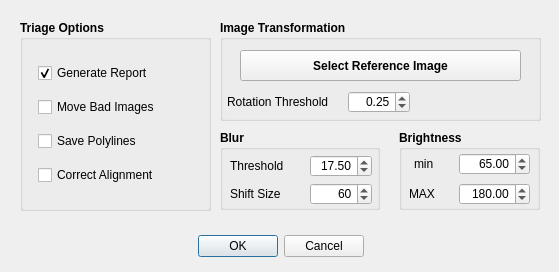
JohnStranzl/GRIME-AI, file src/GRIME_AI/dialogs/triage/QDialog_TriageOptions.ui: the form before one commit.
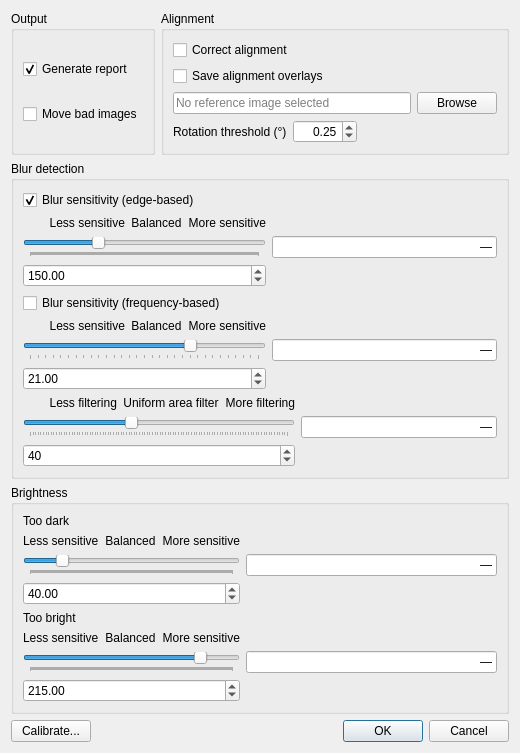
The form after the commit.

Commit message: Faster Startup, Triage Refactor, & Splash Screen Overhaul

Diff of the .ui file:
```diff
--- a/src/GRIME_AI/dialogs/triage/QDialog_TriageOptions.ui
+++ b/src/GRIME_AI/dialogs/triage/QDialog_TriageOptions.ui
@@ -3,435 +3,438 @@
  <class>TriageOptionsDlg</class>
  <widget class="QDialog" name="TriageOptionsDlg">
   <property name="geometry">
-   <rect>
-    <x>0</x>
-    <y>0</y>
-    <width>559</width>
-    <height>272</height>
-   </rect>
+   <rect><x>0</x><y>0</y><width>520</width><height>520</height></rect>
   </property>
-  <property name="windowTitle">
-   <string>Dialog</string>
-  </property>
-  <widget class="QDialogButtonBox" name="dialogButtonBox_ApplyCancel">
-   <property name="geometry">
-    <rect>
-     <x>120</x>
-     <y>230</y>
-     <width>321</width>
-     <height>32</height>
-    </rect>
-   </property>
-   <property name="layoutDirection">
-    <enum>Qt::LeftToRight</enum>
-   </property>
-   <property name="autoFillBackground">
-    <bool>false</bool>
-   </property>
-   <property name="orientation">
-    <enum>Qt::Horizontal</enum>
-   </property>
-   <property name="standardButtons">
-    <set>QDialogButtonBox::Cancel|QDialogButtonBox::Ok</set>
-   </property>
-   <property name="centerButtons">
-    <bool>true</bool>
-   </property>
-  </widget>
-  <widget class="QGroupBox" name="groupBox_12">
-   <property name="geometry">
-    <rect>
-     <x>220</x>
-     <y>130</y>
-     <width>160</width>
-     <height>80</height>
-    </rect>
-   </property>
-   <property name="font">
-    <font>
-     <weight>75</weight>
-     <bold>true</bold>
-    </font>
-   </property>
-   <property name="title">
-    <string>Blur</string>
-   </property>
-   <widget class="QDoubleSpinBox" name="doubleSpinBoxBlurThreshhold">
-    <property name="geometry">
-     <rect>
-      <x>90</x>
-      <y>25</y>
-      <width>62</width>
-      <height>22</height>
-     </rect>
-    </property>
-    <property name="font">
-     <font>
-      <weight>50</weight>
-      <bold>false</bold>
-     </font>
-    </property>
-    <property name="alignment">
-     <set>Qt::AlignRight|Qt::AlignTrailing|Qt::AlignVCenter</set>
-    </property>
-    <property name="minimum">
-     <double>-100.000000000000000</double>
-    </property>
-    <property name="maximum">
-     <double>100.000000000000000</double>
-    </property>
-    <property name="value">
-     <double>17.500000000000000</double>
-    </property>
-   </widget>
-   <widget class="QLabel" name="labelBlurThreshhold_2">
-    <property name="geometry">
-     <rect>
-      <x>10</x>
-      <y>28</y>
-      <width>61</width>
-      <height>16</height>
-     </rect>
-    </property>
-    <property name="font">
-     <font>
-      <weight>50</weight>
-      <bold>false</bold>
-     </font>
-    </property>
-    <property name="text">
-     <string>Threshold</string>
-    </property>
-   </widget>
-   <widget class="QLabel" name="labelShiftSize_2">
-    <property name="geometry">
-     <rect>
-      <x>10</x>
-      <y>56</y>
-      <width>61</width>
-      <height>16</height>
-     </rect>
-    </property>
-    <property name="font">
-     <font>
-      <weight>50</weight>
-      <bold>false</bold>
-     </font>
-    </property>
-    <property name="text">
-     <string>Shift Size</string>
-    </property>
-   </widget>
-   <widget class="QSpinBox" name="spinBoxShiftSize">
-    <property name="geometry">
-     <rect>
-      <x>90</x>
-      <y>53</y>
-      <width>62</width>
-      <height>22</height>
-     </rect>
-    </property>
-    <property name="font">
-     <font>
-      <weight>50</weight>
-      <bold>false</bold>
-     </font>
-    </property>
-    <property name="alignment">
-     <set>Qt::AlignRight|Qt::AlignTrailing|Qt::AlignVCenter</set>
-    </property>
-    <property name="maximum">
-     <number>1000</number>
-    </property>
-    <property name="value">
-     <number>60</number>
-    </property>
-   </widget>
-  </widget>
-  <widget class="QGroupBox" name="groupBox_11">
-   <property name="geometry">
-    <rect>
-     <x>399</x>
-     <y>130</y>
-     <width>141</width>
-     <height>80</height>
-    </rect>
-   </property>
-   <property name="font">
-    <font>
-     <weight>75</weight>
-     <bold>true</bold>
-    </font>
-   </property>
-   <property name="title">
-    <string>Brightness</string>
-   </property>
-   <widget class="QLabel" name="labelBrightnessMin_3">
-    <property name="geometry">
-     <rect>
-      <x>15</x>
-      <y>26</y>
-      <width>31</width>
-      <height>16</height>
-     </rect>
-    </property>
-    <property name="font">
-     <font>
-      <weight>50</weight>
-      <bold>false</bold>
-     </font>
-    </property>
-    <property name="text">
-     <string>min</string>
-    </property>
-   </widget>
-   <widget class="QLabel" name="labelBrightnessMin_4">
-    <property name="geometry">
-     <rect>
-      <x>10</x>
-      <y>56</y>
-      <width>31</width>
-      <height>16</height>
-     </rect>
-    </property>
-    <property name="font">
-     <font>
-      <weight>50</weight>
-      <bold>false</bold>
-     </font>
-    </property>
-    <property name="text">
-     <string>MAX</string>
-    </property>
-   </widget>
-   <widget class="QDoubleSpinBox" name="doubleSpinBoxBrightnessMin">
-    <property name="geometry">
-     <rect>
-      <x>60</x>
-      <y>23</y>
-      <width>71</width>
-      <height>22</height>
-     </rect>
-    </property>
-    <property name="font">
-     <font>
-      <weight>50</weight>
-      <bold>false</bold>
-     </font>
-    </property>
-    <property name="alignment">
-     <set>Qt::AlignRight|Qt::AlignTrailing|Qt::AlignVCenter</set>
-    </property>
-    <property name="maximum">
-     <double>255.000000000000000</double>
-    </property>
-    <property name="value">
-     <double>65.000000000000000</double>
-    </property>
-   </widget>
-   <widget class="QDoubleSpinBox" name="doubleSpinBoxBrightnessMax">
-    <property name="geometry">
-     <rect>
-      <x>60</x>
-      <y>53</y>
-      <width>71</width>
-      <height>22</height>
-     </rect>
-    </property>
-    <property name="font">
-     <font>
-      <weight>50</weight>
-      <bold>false</bold>
-     </font>
-    </property>
-    <property name="alignment">
-     <set>Qt::AlignRight|Qt::AlignTrailing|Qt::AlignVCenter</set>
-    </property>
-    <property name="maximum">
-     <double>255.000000000000000</double>
-    </property>
-    <property name="value">
-     <double>180.000000000000000</double>
-    </property>
-   </widget>
-  </widget>
-  <widget class="QGroupBox" name="groupBox">
-   <property name="geometry">
-    <rect>
-     <x>20</x>
-     <y>20</y>
-     <width>191</width>
-     <height>191</height>
-    </rect>
-   </property>
-   <property name="font">
-    <font>
-     <weight>75</weight>
-     <bold>true</bold>
-    </font>
-   </property>
-   <property name="title">
-    <string>Triage Options</string>
-   </property>
-   <widget class="QWidget" name="layoutWidget">
-    <property name="geometry">
-     <rect>
-      <x>18</x>
-      <y>35</y>
-      <width>151</width>
-      <height>141</height>
-     </rect>
-    </property>
-    <layout class="QVBoxLayout" name="verticalLayout">
+  <property name="windowTitle"><string>Image Triage Options</string></property>
+  <layout class="QVBoxLayout" name="verticalLayoutMain">
+
+   <!-- Row 1: Output + Alignment side by side -->
+   <item>
+    <layout class="QHBoxLayout" name="hLayoutTopRow">
+
      <item>
-      <widget class="QCheckBox" name="checkBoxTriageImagesReport">
-       <property name="font">
-        <font>
-         <weight>50</weight>
-         <bold>false</bold>
-        </font>
-       </property>
-       <property name="text">
-        <string>Generate Report</string>
-       </property>
-       <property name="checked">
-        <bool>true</bool>
-       </property>
+      <widget class="QGroupBox" name="groupBox_Output">
+       <property name="title"><string>Output</string></property>
+       <layout class="QVBoxLayout" name="vLayoutOutput">
+        <item>
+         <widget class="QCheckBox" name="checkBoxTriageImagesReport">
+          <property name="text"><string>Generate report</string></property>
+          <property name="checked"><bool>true</bool></property>
+          <property name="toolTip"><string>Saves a CSV file in the image folder with focus, brightness, and quality scores for every image processed.</string></property>
+         </widget>
+        </item>
+        <item>
+         <widget class="QCheckBox" name="checkBoxTriageImagesMove">
+          <property name="text"><string>Move bad images</string></property>
+          <property name="toolTip"><string>Moves images that fail quality checks into a MovedImages subfolder so they are excluded from downstream processing.</string></property>
+         </widget>
+        </item>
+       </layout>
       </widget>
      </item>
+
      <item>
-      <widget class="QCheckBox" name="checkBoxTriageImagesMove">
-       <property name="font">
-        <font>
-         <weight>50</weight>
-         <bold>false</bold>
-        </font>
-       </property>
-       <property name="toolTip">
-        <string>Check this box to move bad images into the subfolder &quot;MovedImages&quot; which is automatically created beneath the image folder.</string>
-       </property>
-       <property name="text">
-        <string>Move Bad Images</string>
-       </property>
+      <widget class="QGroupBox" name="groupBox_Alignment">
+       <property name="title"><string>Alignment</string></property>
+       <layout class="QVBoxLayout" name="vLayoutAlignment">
+        <item>
+         <widget class="QCheckBox" name="checkBox_TriageImages_CorrectAlignment">
+          <property name="text"><string>Correct alignment</string></property>
+          <property name="checked"><bool>false</bool></property>
+          <property name="toolTip"><string>Detects and corrects camera rotation and shift between images and a reference image. Requires a reference image to be selected below.</string></property>
+         </widget>
+        </item>
+        <item>
+         <widget class="QCheckBox" name="checkBox_TriageImages_SavePolylines">
+          <property name="text"><string>Save alignment overlays</string></property>
+          <property name="toolTip"><string>Saves diagnostic overlay images showing how each image was matched to the reference. Useful for verifying alignment quality.</string></property>
+         </widget>
+        </item>
+        <item>
+         <layout class="QHBoxLayout" name="hLayoutRefImage">
+          <item>
+           <widget class="QLineEdit" name="lineEdit_ReferenceImagePath">
+            <property name="placeholderText"><string>No reference image selected</string></property>
+            <property name="readOnly"><bool>true</bool></property>
+            <property name="toolTip"><string>Select a known-good reference image from the same camera. Used for alignment correction.</string></property>
+           </widget>
+          </item>
+          <item>
+           <widget class="QPushButton" name="pushButton_SelectReferenceImage">
+            <property name="text"><string>Browse</string></property>
+            <property name="toolTip"><string>Select a known-good reference image from the same camera.</string></property>
+           </widget>
+          </item>
+         </layout>
+        </item>
+        <item>
+         <layout class="QHBoxLayout" name="hLayoutRotation">
+          <item>
+           <widget class="QLabel" name="labelRotationThreshold">
+            <property name="text"><string>Rotation threshold (°)</string></property>
+            <property name="toolTip"><string>Images rotated more than this many degrees from the reference are flagged for realignment.</string></property>
+           </widget>
+          </item>
+          <item>
+           <widget class="QDoubleSpinBox" name="doubleSpinBox_TriageOptions_RotationThreshold">
+            <property name="toolTip"><string>Images rotated more than this many degrees from the reference are flagged for realignment.</string></property>
+            <property name="maximum"><double>180.000000000000000</double></property>
+            <property name="singleStep"><double>0.010000000000000</double></property>
+            <property name="value"><double>0.250000000000000</double></property>
+            <property name="alignment"><set>Qt::AlignRight|Qt::AlignVCenter</set></property>
+           </widget>
+          </item>
+          <item>
+           <spacer name="spacerRotation">
+            <property name="orientation"><enum>Qt::Horizontal</enum></property>
+            <property name="sizeHint" stdset="0"><size><width>20</width><height>20</height></size></property>
+           </spacer>
+          </item>
+         </layout>
+        </item>
+       </layout>
       </widget>
      </item>
+
+    </layout>
+   </item>
+
+   <!-- Blur detection -->
+   <item>
+    <widget class="QGroupBox" name="groupBox_Blur">
+     <property name="title"><string>Blur detection</string></property>
+     <layout class="QVBoxLayout" name="vLayoutBlur">
+
+      <!-- Edge-based -->
+      <item>
+       <widget class="QCheckBox" name="checkBox_UseLaplacian">
+        <property name="text"><string>Blur sensitivity (edge-based)</string></property>
+        <property name="checked"><bool>true</bool></property>
+        <property name="toolTip"><string>Enable the edge-sharpness blur detector. Detects focus blur and camera vibration blur. Recommended for fixed-mounted cameras.</string></property>
+       </widget>
+      </item>
+      <item>
+       <layout class="QGridLayout" name="gridLapSlider">
+        <item row="0" column="0">
+         <widget class="QLabel" name="labelLapLeft">
+          <property name="text"><string>        Less sensitive</string></property>
+         </widget>
+        </item>
+        <item row="0" column="1">
+         <widget class="QLabel" name="labelLapMiddle">
+          <property name="text"><string>Balanced</string></property>
+          <property name="alignment"><set>Qt::AlignHCenter|Qt::AlignVCenter</set></property>
+         </widget>
+        </item>
+        <item row="0" column="2">
+         <widget class="QLabel" name="labelLapRight">
+          <property name="text"><string>More sensitive</string></property>
+          <property name="alignment"><set>Qt::AlignRight|Qt::AlignVCenter</set></property>
+         </widget>
+        </item>
+        <item row="1" column="3">
+         <widget class="QLineEdit" name="lineEdit_lap_value">
+          <property name="text"><string>—</string></property>
+          <property name="alignment"><set>Qt::AlignRight|Qt::AlignVCenter</set></property>
+          <property name="maximumWidth"><number>55</number></property>
+         </widget>
+        </item>
+        <item row="1" column="0" colspan="3">
+         <widget class="QSlider" name="sliderLaplacian">
+          <property name="singleStep"><number>1</number></property>
+          <property name="pageStep"><number>1</number></property>
+          <property name="minimum"><number>0</number></property>
+          <property name="maximum"><number>500</number></property>
+          <property name="value"><number>150</number></property>
+          <property name="orientation"><enum>Qt::Horizontal</enum></property>
+          <property name="tickPosition"><enum>QSlider::TicksBelow</enum></property>
+          <property name="tickInterval"><number>1</number></property>
+          <property name="toolTip"><string>Adjusts how aggressively the edge-based detector flags blurry images. Use Calibrate to find the best setting for your camera.</string></property>
+         </widget>
+        </item>
+        <item row="2" column="0" colspan="3">
+         <widget class="QDoubleSpinBox" name="doubleSpinBoxLaplacianThreshold">
+          <property name="visible"><bool>false</bool></property>
+          <property name="minimum"><double>0.000000000000000</double></property>
+          <property name="maximum"><double>1000.000000000000000</double></property>
+          <property name="value"><double>150.000000000000000</double></property>
+         </widget>
+        </item>
+       </layout>
+      </item>
+
+      <!-- Frequency-based -->
+      <item>
+       <widget class="QCheckBox" name="checkBox_UseFftBlur">
+        <property name="text"><string>Blur sensitivity (frequency-based)</string></property>
+        <property name="checked"><bool>false</bool></property>
+        <property name="toolTip"><string>Enable the frequency-based blur detector. Useful for detecting large-scale blur patterns. Disabled by default — edge-based detection alone is sufficient for fixed-camera blur.</string></property>
+       </widget>
+      </item>
+      <item>
+       <layout class="QGridLayout" name="gridFftSlider">
+        <item row="0" column="0">
+         <widget class="QLabel" name="labelFftLeft">
+          <property name="text"><string>        Less sensitive</string></property>
+          <property name="enabled"><bool>true</bool></property>
+         </widget>
+        </item>
+        <item row="0" column="1">
+         <widget class="QLabel" name="labelFftMiddle">
+          <property name="text"><string>Balanced</string></property>
+          <property name="enabled"><bool>true</bool></property>
+          <property name="alignment"><set>Qt::AlignHCenter|Qt::AlignVCenter</set></property>
+         </widget>
+        </item>
+        <item row="0" column="2">
+         <widget class="QLabel" name="labelFftRight">
+          <property name="text"><string>More sensitive</string></property>
+          <property name="enabled"><bool>true</bool></property>
+          <property name="alignment"><set>Qt::AlignRight|Qt::AlignVCenter</set></property>
+         </widget>
+        </item>
+        <item row="1" column="3">
+         <widget class="QLineEdit" name="lineEdit_fft_value">
+          <property name="text"><string>—</string></property>
+          <property name="alignment"><set>Qt::AlignRight|Qt::AlignVCenter</set></property>
+          <property name="maximumWidth"><number>55</number></property>
+         </widget>
+        </item>
+        <item row="1" column="0" colspan="3">
+         <widget class="QSlider" name="sliderFftBlur">
+          <property name="enabled"><bool>true</bool></property>
+          <property name="singleStep"><number>1</number></property>
+          <property name="pageStep"><number>1</number></property>
+          <property name="minimum"><number>0</number></property>
+          <property name="maximum"><number>30</number></property>
+          <property name="value"><number>21</number></property>
+          <property name="orientation"><enum>Qt::Horizontal</enum></property>
+          <property name="tickPosition"><enum>QSlider::TicksBelow</enum></property>
+          <property name="tickInterval"><number>1</number></property>
+          <property name="toolTip"><string>Adjusts how aggressively the frequency-based detector flags blurry images. Use Calibrate to find the best setting for your camera.</string></property>
+         </widget>
+        </item>
+        <!-- Hidden spinbox stores actual value — driven by slider via code -->
+        <item row="2" column="0" colspan="3">
+         <widget class="QDoubleSpinBox" name="doubleSpinBoxBlurThreshhold">
+          <property name="enabled"><bool>true</bool></property>
+          <property name="visible"><bool>false</bool></property>
+          <property name="minimum"><double>-100.000000000000000</double></property>
+          <property name="maximum"><double>100.000000000000000</double></property>
+          <property name="value"><double>21.000000000000000</double></property>
+         </widget>
+        </item>
+       </layout>
+      </item>
+
+      <!-- Uniform area filter (sub-item of frequency-based) -->
+      <item>
+       <layout class="QGridLayout" name="gridUniformSlider">
+        <item row="0" column="0">
+         <widget class="QLabel" name="labelUniformLeft">
+          <property name="text"><string>        Less filtering</string></property>
+          <property name="enabled"><bool>true</bool></property>
+         </widget>
+        </item>
+        <item row="0" column="1">
+         <widget class="QLabel" name="labelUniformMiddle">
+          <property name="text"><string>Uniform area filter</string></property>
+          <property name="enabled"><bool>true</bool></property>
+          <property name="alignment"><set>Qt::AlignHCenter|Qt::AlignVCenter</set></property>
+         </widget>
+        </item>
+        <item row="0" column="2">
+         <widget class="QLabel" name="labelUniformRight">
+          <property name="text"><string>More filtering</string></property>
+          <property name="enabled"><bool>true</bool></property>
+          <property name="alignment"><set>Qt::AlignRight|Qt::AlignVCenter</set></property>
+         </widget>
+        </item>
+        <item row="1" column="3">
+         <widget class="QLineEdit" name="lineEdit_uaf_value">
+          <property name="text"><string>—</string></property>
+          <property name="alignment"><set>Qt::AlignRight|Qt::AlignVCenter</set></property>
+          <property name="maximumWidth"><number>55</number></property>
+         </widget>
+        </item>
+        <item row="1" column="0" colspan="3">
+         <widget class="QSlider" name="sliderUniformArea">
+          <property name="enabled"><bool>true</bool></property>
+          <property name="singleStep"><number>1</number></property>
+          <property name="pageStep"><number>1</number></property>
+          <property name="minimum"><number>1</number></property>
+          <property name="maximum"><number>100</number></property>
+          <property name="value"><number>40</number></property>
+          <property name="orientation"><enum>Qt::Horizontal</enum></property>
+          <property name="tickPosition"><enum>QSlider::TicksBelow</enum></property>
+          <property name="tickInterval"><number>1</number></property>
+          <property name="toolTip"><string>Controls how much large uniform areas like sky and water are filtered out before measuring sharpness. Only applies when frequency-based detection is enabled.</string></property>
+         </widget>
+        </item>
+        <item row="2" column="0" colspan="3">
+         <widget class="QSpinBox" name="spinBoxShiftSize">
+          <property name="enabled"><bool>true</bool></property>
+          <property name="visible"><bool>false</bool></property>
+          <property name="minimum"><number>1</number></property>
+          <property name="maximum"><number>200</number></property>
+          <property name="value"><number>40</number></property>
+         </widget>
+        </item>
+       </layout>
+      </item>
+
+     </layout>
+    </widget>
+   </item>
+
+   <!-- Brightness -->
+   <item>
+    <widget class="QGroupBox" name="groupBox_Brightness">
+     <property name="title"><string>Brightness</string></property>
+     <layout class="QVBoxLayout" name="vLayoutBrightness">
+
+      <!-- Too dark -->
+      <item>
+       <widget class="QLabel" name="labelTooDark">
+        <property name="text"><string>Too dark</string></property>
+        <property name="toolTip"><string>Controls how dark an image must be before it is flagged. More sensitive = flags more dark images.</string></property>
+       </widget>
+      </item>
+      <item>
+       <layout class="QGridLayout" name="gridDarkSlider">
+        <item row="0" column="0">
+         <widget class="QLabel" name="labelDarkLeft">
+          <property name="text"><string>Less sensitive</string></property>
+         </widget>
+        </item>
+        <item row="0" column="1">
+         <widget class="QLabel" name="labelDarkMiddle">
+          <property name="text"><string>Balanced</string></property>
+          <property name="alignment"><set>Qt::AlignHCenter|Qt::AlignVCenter</set></property>
+         </widget>
+        </item>
+        <item row="0" column="2">
+         <widget class="QLabel" name="labelDarkRight">
+          <property name="text"><string>More sensitive</string></property>
+          <property name="alignment"><set>Qt::AlignRight|Qt::AlignVCenter</set></property>
+         </widget>
+        </item>
+        <item row="1" column="3">
+         <widget class="QLineEdit" name="lineEdit_bmin_value">
+          <property name="text"><string>—</string></property>
+          <property name="alignment"><set>Qt::AlignRight|Qt::AlignVCenter</set></property>
+          <property name="maximumWidth"><number>55</number></property>
+         </widget>
+        </item>
+        <item row="1" column="0" colspan="3">
+         <widget class="QSlider" name="sliderBrightnessMin">
+          <property name="singleStep"><number>1</number></property>
+          <property name="pageStep"><number>1</number></property>
+          <property name="minimum"><number>0</number></property>
+          <property name="maximum"><number>255</number></property>
+          <property name="value"><number>40</number></property>
+          <property name="orientation"><enum>Qt::Horizontal</enum></property>
+          <property name="tickPosition"><enum>QSlider::TicksBelow</enum></property>
+          <property name="tickInterval"><number>1</number></property>
+          <property name="toolTip"><string>Controls how dark an image must be before it is flagged. More sensitive = flags more dark images. Use Calibrate to find the best setting.</string></property>
+         </widget>
+        </item>
+        <item row="2" column="0" colspan="3">
+         <widget class="QDoubleSpinBox" name="doubleSpinBoxBrightnessMin">
+          <property name="visible"><bool>false</bool></property>
+          <property name="maximum"><double>255.000000000000000</double></property>
+          <property name="value"><double>40.000000000000000</double></property>
+         </widget>
+        </item>
+       </layout>
+      </item>
+
+      <!-- Too bright -->
+      <item>
+       <widget class="QLabel" name="labelTooBright">
+        <property name="text"><string>Too bright</string></property>
+        <property name="toolTip"><string>Controls how bright an image must be before it is flagged. More sensitive = flags more bright images.</string></property>
+       </widget>
+      </item>
+      <item>
+       <layout class="QGridLayout" name="gridBrightSlider">
+        <item row="0" column="0">
+         <widget class="QLabel" name="labelBrightLeft">
+          <property name="text"><string>Less sensitive</string></property>
+         </widget>
+        </item>
+        <item row="0" column="1">
+         <widget class="QLabel" name="labelBrightMiddle">
+          <property name="text"><string>Balanced</string></property>
+          <property name="alignment"><set>Qt::AlignHCenter|Qt::AlignVCenter</set></property>
+         </widget>
+        </item>
+        <item row="0" column="2">
+         <widget class="QLabel" name="labelBrightRight">
+          <property name="text"><string>More sensitive</string></property>
+          <property name="alignment"><set>Qt::AlignRight|Qt::AlignVCenter</set></property>
+         </widget>
+        </item>
+        <item row="1" column="3">
+         <widget class="QLineEdit" name="lineEdit_bmax_value">
+          <property name="text"><string>—</string></property>
+          <property name="alignment"><set>Qt::AlignRight|Qt::AlignVCenter</set></property>
+          <property name="maximumWidth"><number>55</number></property>
+         </widget>
+        </item>
+        <item row="1" column="0" colspan="3">
+         <widget class="QSlider" name="sliderBrightnessMax">
+          <property name="singleStep"><number>1</number></property>
+          <property name="pageStep"><number>1</number></property>
+          <property name="minimum"><number>0</number></property>
+          <property name="maximum"><number>255</number></property>
+          <property name="value"><number>215</number></property>
+          <property name="orientation"><enum>Qt::Horizontal</enum></property>
+          <property name="tickPosition"><enum>QSlider::TicksBelow</enum></property>
+          <property name="tickInterval"><number>1</number></property>
+          <property name="toolTip"><string>Controls how bright an image must be before it is flagged. More sensitive = flags more bright images. Use Calibrate to find the best setting.</string></property>
+         </widget>
+        </item>
+        <item row="2" column="0" colspan="3">
+         <widget class="QDoubleSpinBox" name="doubleSpinBoxBrightnessMax">
+          <property name="visible"><bool>false</bool></property>
+          <property name="maximum"><double>255.000000000000000</double></property>
+          <property name="value"><double>215.000000000000000</double></property>
+         </widget>
+        </item>
+       </layout>
+      </item>
+
+     </layout>
+    </widget>
+   </item>
+
+   <!-- Dialog buttons -->
+   <item>
+    <layout class="QHBoxLayout" name="hLayoutDialogButtons">
      <item>
-      <widget class="QCheckBox" name="checkBox_TriageImages_SavePolylines">
-       <property name="font">
-        <font>
-         <weight>50</weight>
-         <bold>false</bold>
-        </font>
-       </property>
-       <property name="toolTip">
-        <string>Check this box to move bad images into the subfolder &quot;MovedImages&quot; which is automatically created beneath the image folder.</string>
-       </property>
-       <property name="text">
-        <string>Save Polylines</string>
-       </property>
+      <widget class="QPushButton" name="pushButton_Calibrate">
+       <property name="text"><string>Calibrate...</string></property>
+       <property name="toolTip"><string>Open the calibration tool to automatically determine optimal blur and brightness thresholds from your own labelled images.</string></property>
       </widget>
      </item>
      <item>
-      <widget class="QCheckBox" name="checkBox_TriageImages_CorrectAlignment">
-       <property name="font">
-        <font>
-         <weight>50</weight>
-         <bold>false</bold>
-        </font>
-       </property>
-       <property name="toolTip">
-        <string>Check this box to move bad images into the subfolder &quot;MovedImages&quot; which is automatically created beneath the image folder.</string>
-       </property>
-       <property name="text">
-        <string>Correct Alignment</string>
-       </property>
-       <property name="checked">
-        <bool>false</bool>
-       </property>
+      <spacer name="spacerDialogButtons">
+       <property name="orientation"><enum>Qt::Horizontal</enum></property>
+       <property name="sizeHint" stdset="0"><size><width>40</width><height>20</height></size></property>
+      </spacer>
+     </item>
+     <item>
+      <widget class="QDialogButtonBox" name="dialogButtonBox_ApplyCancel">
+       <property name="orientation"><enum>Qt::Horizontal</enum></property>
+       <property name="standardButtons"><set>QDialogButtonBox::Cancel|QDialogButtonBox::Ok</set></property>
+       <property name="centerButtons"><bool>false</bool></property>
       </widget>
      </item>
     </layout>
-   </widget>
-  </widget>
-  <widget class="QGroupBox" name="groupBox_2">
-   <property name="geometry">
-    <rect>
-     <x>220</x>
-     <y>20</y>
-     <width>321</width>
-     <height>101</height>
-    </rect>
-   </property>
-   <property name="font">
-    <font>
-     <weight>75</weight>
-     <bold>true</bold>
-    </font>
-   </property>
-   <property name="title">
-    <string>Image Transformation</string>
-   </property>
-   <widget class="QPushButton" name="pushButton_SelectReferenceImage">
-    <property name="geometry">
-     <rect>
-      <x>20</x>
-      <y>30</y>
-      <width>281</width>
-      <height>31</height>
-     </rect>
-    </property>
-    <property name="text">
-     <string>Select Reference Image</string>
-    </property>
-   </widget>
-   <widget class="QLabel" name="labelBrightnessMin_5">
-    <property name="geometry">
-     <rect>
-      <x>7</x>
-      <y>72</y>
-      <width>121</width>
-      <height>20</height>
-     </rect>
-    </property>
-    <property name="font">
-     <font>
-      <weight>50</weight>
-      <bold>false</bold>
-     </font>
-    </property>
-    <property name="text">
-     <string>Rotation Threshold</string>
-    </property>
-   </widget>
-   <widget class="QDoubleSpinBox" name="doubleSpinBox_TriageOptions_RotationThreshold">
-    <property name="geometry">
-     <rect>
-      <x>128</x>
-      <y>71</y>
-      <width>62</width>
-      <height>22</height>
-     </rect>
-    </property>
-    <property name="font">
-     <font>
-      <weight>50</weight>
-      <bold>false</bold>
-     </font>
-    </property>
-    <property name="alignment">
-     <set>Qt::AlignRight|Qt::AlignTrailing|Qt::AlignVCenter</set>
-    </property>
-    <property name="maximum">
-     <double>255.000000000000000</double>
-    </property>
-    <property name="singleStep">
-     <double>0.010000000000000</double>
-    </property>
-    <property name="value">
-     <double>0.250000000000000</double>
-    </property>
-   </widget>
-  </widget>
+   </item>
+
+  </layout>
  </widget>
  <resources/>
  <connections>
```
Left out of the diff: 20 changed lines with no effect on the pictures. The commit also changes 8 other files.
